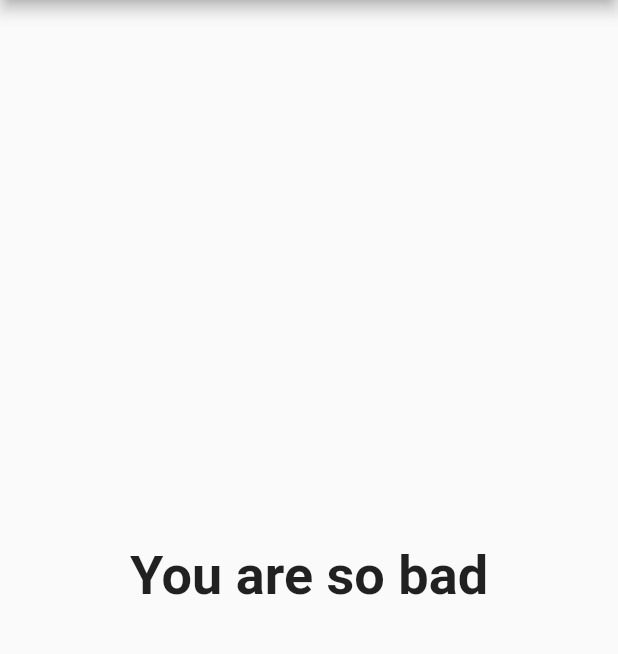
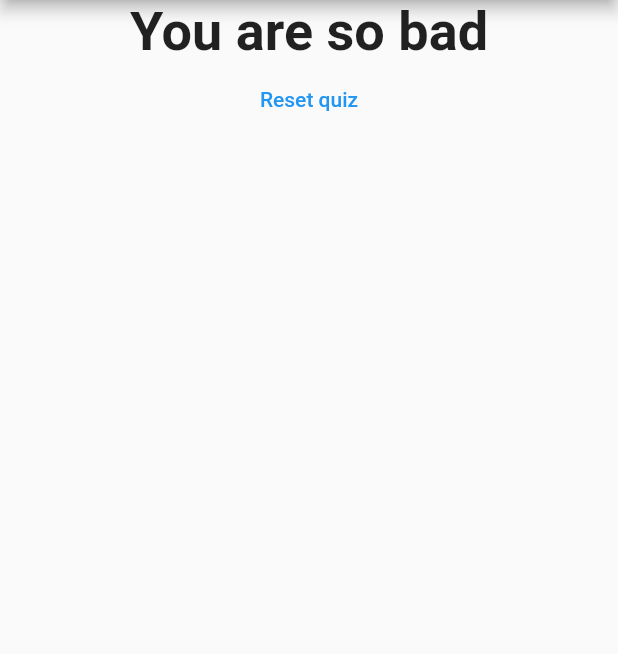
Before and after one commit to bahrie127/course_flutter_udemy_quiz_app, a Flutter app: the screen it shows after launch, after a tap on "Black", after a tap on "Elephant", after a tap on "Fast and Furious", on a phone screen of 412 x 824 dp, the part 84-738 px from its top. Run offline on Flutter 3.47's test engine with Material 2 defaults, Android fonts, the phone set to English and light mode, and no system bars.

Commit message:
Resetting the quiz

```diff
--- a/lib/main.dart
+++ b/lib/main.dart
@@ -55,6 +55,13 @@ class _MyAppState extends State<MyApp> {
     print(_questionIndex);
   }
 
+  void _resetQuiz() {
+    setState(() {
+          _questionIndex = 0;
+          _totalScore = 0;
+        });
+  }
+
   @override
   Widget build(BuildContext context) {
     return MaterialApp(
@@ -68,7 +75,7 @@ class _MyAppState extends State<MyApp> {
               questionIndex: _questionIndex,
               answerQuestion: _answerQuestion,
             )
-          : Result(_totalScore),
+          : Result(_totalScore, _resetQuiz),
     ));
   }
 }
--- a/lib/result.dart
+++ b/lib/result.dart
@@ -2,8 +2,9 @@ import 'package:flutter/material.dart';
 
 class Result extends StatelessWidget {
   final int resultScore;
+  final VoidCallback resetHandler;
 
-  Result(this.resultScore);
+  Result(this.resultScore, this.resetHandler);
 
   String get resultPhrase {
     var resultText = 'you dit it';
@@ -23,9 +24,17 @@ class Result extends StatelessWidget {
   @override
   Widget build(BuildContext context) {
     return Center(
-      child: Text(
-        resultPhrase,
-        style: TextStyle(fontSize: 36, fontWeight: FontWeight.bold),
+      child: Column(
+        children: [
+          Text(
+            resultPhrase,
+            style: TextStyle(fontSize: 36, fontWeight: FontWeight.bold),
+          ),
+          FlatButton(
+              onPressed: resetHandler,
+              textColor: Colors.blue,
+              child: Text('Reset quiz')),
+        ],
       ),
     );
   }
```
